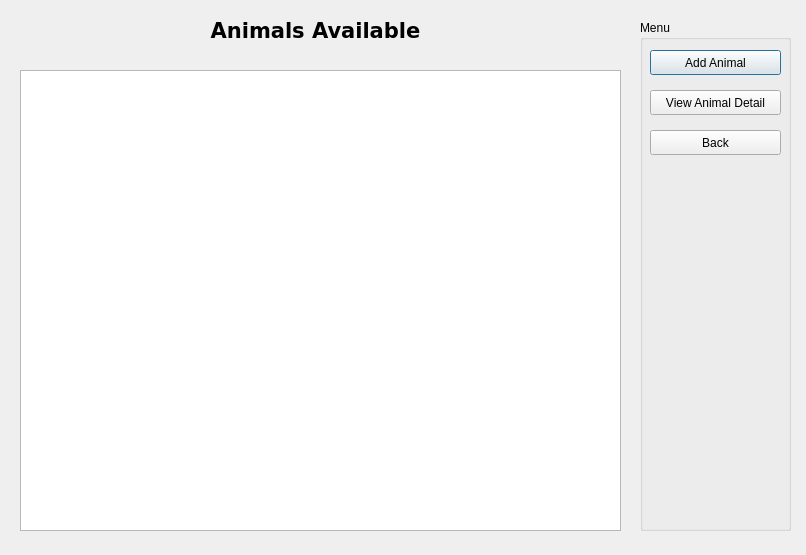
Above: matchListView.ui from justinward3/COMP3004Project before the change. Below: the same form after it.
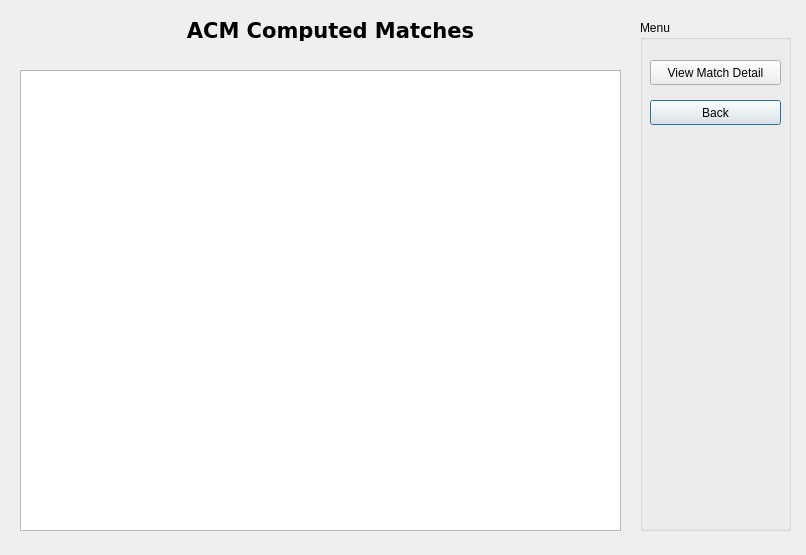
That is the form after the change.

```diff
--- a/matchListView.ui
+++ b/matchListView.ui
@@ -16,9 +16,9 @@
   <widget class="QLabel" name="label">
    <property name="geometry">
     <rect>
-     <x>180</x>
+     <x>100</x>
      <y>20</y>
-     <width>271</width>
+     <width>461</width>
      <height>21</height>
     </rect>
    </property>
@@ -34,7 +34,7 @@
     <number>0</number>
    </property>
    <property name="text">
-    <string>Animals Available</string>
+    <string>ACM Computed Matches</string>
    </property>
    <property name="alignment">
     <set>Qt::AlignCenter</set>
@@ -52,24 +52,11 @@
    <property name="title">
     <string>Menu</string>
    </property>
-   <widget class="QPushButton" name="addButton">
-    <property name="geometry">
-     <rect>
-      <x>10</x>
-      <y>30</y>
-      <width>131</width>
-      <height>25</height>
-     </rect>
-    </property>
-    <property name="text">
-     <string>Add Animal</string>
-    </property>
-   </widget>
    <widget class="QPushButton" name="backButton">
     <property name="geometry">
      <rect>
       <x>10</x>
-      <y>110</y>
+      <y>80</y>
       <width>131</width>
       <height>25</height>
      </rect>
@@ -82,13 +69,13 @@
     <property name="geometry">
      <rect>
       <x>10</x>
-      <y>70</y>
+      <y>40</y>
       <width>131</width>
       <height>25</height>
      </rect>
     </property>
     <property name="text">
-     <string>View Animal Detail</string>
+     <string>View Match Detail</string>
     </property>
    </widget>
   </widget>
```
Left out of the diff: 6 changed lines with no effect on the pictures.
